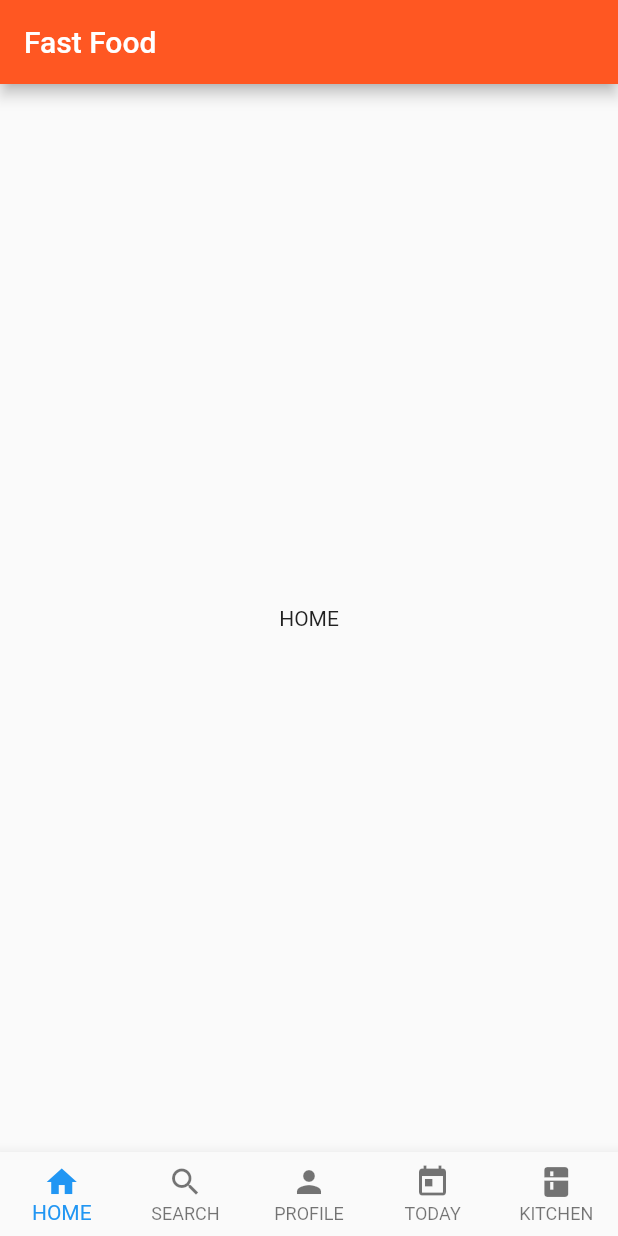
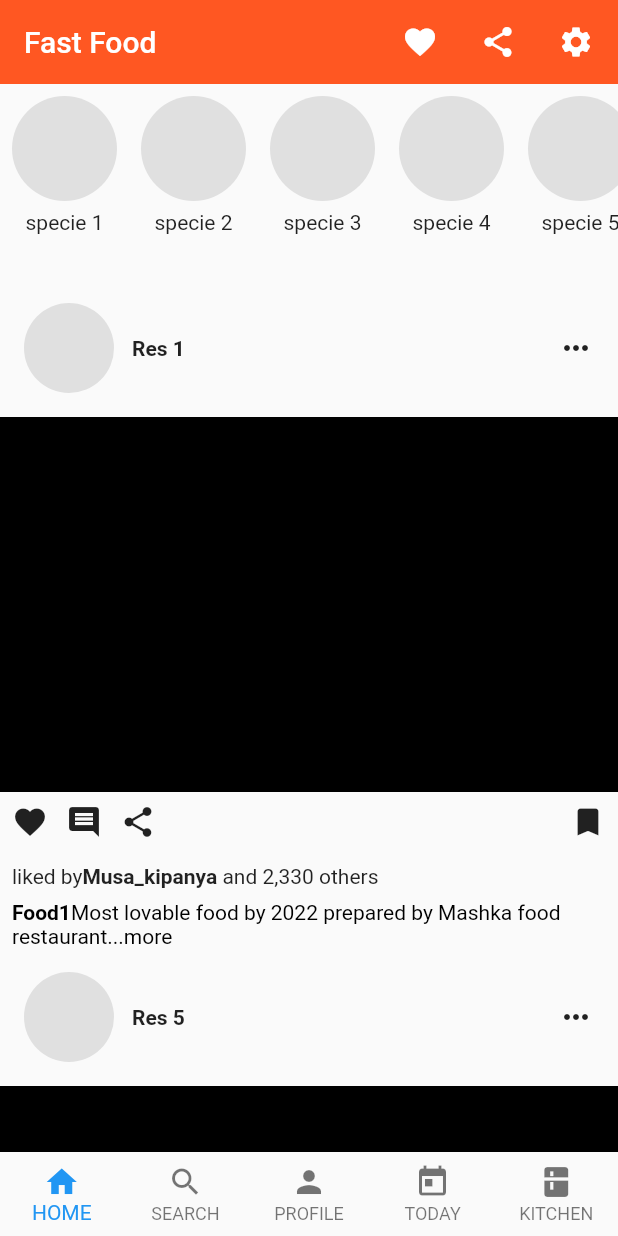
Before and after one commit to pbijampola/Food_Flutter_demo, a Flutter app: the MainPage screen opened directly, on a phone screen of 412 x 824 dp. Run offline on Flutter 3.47's test engine with Material 2 defaults, Android fonts, the phone set to English and light mode, and no system bars.

```diff
--- a/lib/main.dart
+++ b/lib/main.dart
@@ -14,7 +14,9 @@ class MyApp extends StatelessWidget {
   Widget build(BuildContext context) {
     return MaterialApp(
       debugShowCheckedModeBanner: false,
-      home: LoginPage(),
+      home: LoginPage(
+
+      ),
     );
   }
 }
--- a/lib/main_page.dart
+++ b/lib/main_page.dart
@@ -1,5 +1,11 @@
+// ignore_for_file: non_constant_identifier_names
+
 import 'package:flutter/material.dart';
-import 'package:foodrecipe/mysquare.dart';
+import 'package:foodrecipe/pages/home_page.dart';
+import 'package:foodrecipe/pages/kitchen_page.dart';
+import 'package:foodrecipe/pages/profile_page.dart';
+import 'package:foodrecipe/pages/search_page.dart';
+import 'package:foodrecipe/pages/today_page.dart';
 
 class MainPage extends StatefulWidget {
   MainPage({Key? key}) : super(key: key);
@@ -9,15 +15,16 @@ class MainPage extends StatefulWidget {
 }
 
 class _MainPageState extends State<MainPage> {
-
+  // navigate around the bottom naviagation
   int _SelectedIndex=0;
 
+    //Different pages to naviagate
   static const List<Widget> _widgetOptions = <Widget>[
-    Text("HOME"),
-    Text("SEARCH"),
-    Text("PROFILE"),
-    Text("TODAY"),
-    Text("KITCHEN")
+    HomePage(),
+    SearchPage(),
+    ProfilePage(),
+    TodayPage(),
+    KitchenPage(),
   ];
 
   void _onItemTapped(int index){
@@ -27,22 +34,22 @@ class _MainPageState extends State<MainPage> {
   }
 
 //list of items
-final List _foodrecipes= [
-"ugali",
-"kachumbari",
-'maharage',
-'machungwa',
-'Makande'
+// final List _foodrecipes= [
+// "ugali",
+// "kachumbari",
+// 'maharage',
+// 'machungwa',
+// 'Makande'
 
-];
+// ];
 
   @override
   Widget build(BuildContext context) {
     return Scaffold(
-      appBar: AppBar(
-        backgroundColor: Colors.deepOrange,
-        title: Text('Fast Food'),
-      ),
+      // appBar: AppBar(
+      //   backgroundColor: Colors.deepOrange,
+      //   title: Text('Fast Food'),
+      // ),
 
       bottomNavigationBar:
       BottomNavigationBar(
--- /dev/null
+++ b/lib/pages/home_page.dart
@@ -0,0 +1,81 @@
+// ignore_for_file: prefer_const_constructors, prefer_const_literals_to_create_immutables, sized_box_for_whitespace
+
+import 'package:flutter/material.dart';
+import 'package:foodrecipe/util/foodspecies.dart';
+import 'package:foodrecipe/util/user_post.dart';
+
+class HomePage extends StatelessWidget {
+
+  const HomePage({Key? key}) : super(key: key);
+
+  // List of Species Available
+  static const List _specielist=[
+    "specie 1",
+    "specie 2",
+    "specie 3",
+    "specie 4",
+    "specie 5",
+    "specie 6",
+    "specie 7",
+    "specie 8",
+    "specie 9",
+    "specie 10",
+  ];
+  static const List _restaurant=[
+    "Res 1","Res 5",
+    "Res2 2","Res 6",
+    "Res 3","Res 7",
+    "Res 4","Res 9",
+  ];
+
+  @override
+  Widget build(BuildContext context) {
+    return Scaffold(
+      appBar: AppBar(
+        backgroundColor: Colors.deepOrange,
+        elevation: 0,
+        title: Row(
+          mainAxisAlignment: MainAxisAlignment.spaceBetween,
+          children: [
+            Text("Fast Food"),
+            Row(
+              children: [
+                Icon(Icons.favorite),
+                Padding(
+                  padding: const EdgeInsets.all(28),
+                  child: Icon(Icons.share),
+                ),
+                Icon(Icons.settings),
+              ],
+            ),
+
+          ],
+        ),
+      ),
+      body: Column(
+        children: [
+          Container(
+            height: 130,
+            child: ListView.builder(
+              scrollDirection: Axis.horizontal,
+              itemCount: _specielist.length,
+              itemBuilder: (context,index){
+              return SpeciesCircle(text: _specielist[index]);
+            })
+          ),
+          //posts
+          //UserPost(data: "Food1",),
+
+          Expanded(
+            child: ListView.builder(
+              itemCount: _restaurant.length,
+              itemBuilder: (context, index) {
+              return UserPost(data: _restaurant[index]);
+            }),
+          )
+
+        ],
+      )
+    );
+  }
+}
--- /dev/null
+++ b/lib/util/foodspecies.dart
@@ -0,0 +1,29 @@
+// ignore_for_file: prefer_const_constructors, use_key_in_widget_constructors
+
+import 'package:flutter/material.dart';
+
+class SpeciesCircle extends StatelessWidget {
+  final String text;
+
+  // ignore: prefer_const_constructors_in_immutables
+  SpeciesCircle({required this.text});
+
+  @override
+  Widget build(BuildContext context) {
+    return Padding(
+                padding: const EdgeInsets.all(8.0),
+                child: Column(
+                  children: [
+                    Container(
+                      height: 70,
+                      width: 70,
+                      decoration:  BoxDecoration(
+                      color:  Colors.grey[300],
+                      shape: BoxShape.circle),),
+                      SizedBox(height: 6),
+                      Text(text)
+                  ],
+                ),
+              );
+  }
+}
--- /dev/null
+++ b/lib/util/user_post.dart
@@ -0,0 +1,96 @@
+// ignore_for_file: prefer_const_constructors, prefer_const_literals_to_create_immutables, dead_code
+
+import 'package:flutter/material.dart';
+
+class UserPost extends StatelessWidget {
+
+  final String data;
+  UserPost({required this.data});
+
+  @override
+  Widget build(BuildContext context) {
+    return
+     Column(
+      mainAxisAlignment: MainAxisAlignment.start,
+      children: [
+        Padding(
+          padding: const EdgeInsets.all(16.0),
+          child: Row(
+            mainAxisAlignment: MainAxisAlignment.spaceBetween,
+            children: [
+              Row(
+                children: [
+                  Container(
+                    width: 60,
+                    height: 60,
+                    decoration: BoxDecoration(color: Colors.grey[300],
+                    shape: BoxShape.circle),
+                  ),
+                  SizedBox(width: 12),
+                  Text(data,
+                  style: TextStyle(fontWeight: FontWeight.bold),),
+                ],
+              ),
+               Icon(Icons.more_horiz)
+            ],
+          ),
+        ),
+        //post
+        Container(
+                height: 250,
+                color: Colors.black,
+              ),
+      Padding(
+        padding: const EdgeInsets.all(8.0),
+        child: Row(
+          mainAxisAlignment: MainAxisAlignment.spaceBetween,
+          children: [
+        Row(
+          children: [
+            Icon(Icons.favorite),
+            Padding(
+              padding: const EdgeInsets.symmetric(horizontal: 12),
+              child: Icon(Icons.comment),
+            ),
+            Icon(Icons.share),
+          ],
+        ),
+        Icon(Icons.bookmark)
+    ],),
+      ),
+
+      //liked by
+      Padding(
+        padding: const EdgeInsets.all(8.0),
+        child: Row(
+          children: [
+            Text("liked by"),
+            Text("Musa_kipanya",
+            style: TextStyle(fontWeight: FontWeight.bold),
+            ),
+            Text(" and 2,330 others"),
+          ],
+        ),
+
+      ),
+
+      //caption
+      Padding(
+        padding: const EdgeInsets.only(left:8.0),
+         child: RichText(text: TextSpan(
+              style: TextStyle(color: Colors.black),
+              children: [
+                TextSpan(text: "Food1",style:
+                TextStyle(fontWeight: FontWeight.bold)
+                ),
+                TextSpan(text: "Most lovable food by 2022 prepared by Mashka food restaurant...more")
+              ]
+            ),)
+      )
+      ],
+    );
+    // below the post comment and share icons
+
+
+  }
+}
```
Also changed, not shown: lib/pages/kitchen_page.dart (added, +14 -0 lines), lib/pages/profile_page.dart (added, +100 -0 lines), lib/pages/search_page.dart (added, +34 -0 lines), lib/pages/today_page.dart (added, +33 -0 lines), lib/util/explore_grid.dart (added, +23 -0 lines), lib/util/shop_grid.dart (added, +22 -0 lines).
